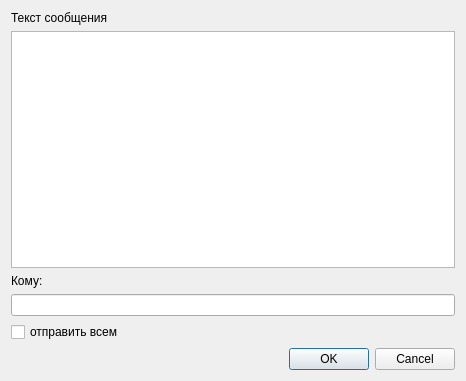
VDimson/XAdmin, file dialog.ui: the form before one commit.
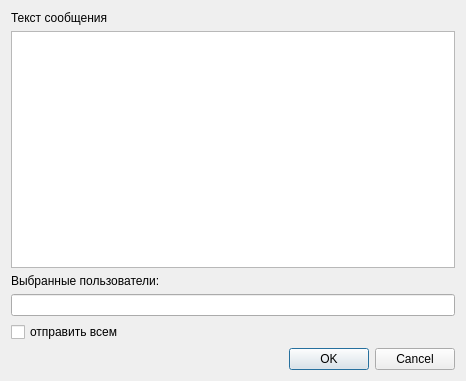
The form after the commit.

```diff
--- a/dialog.ui
+++ b/dialog.ui
@@ -51,7 +51,7 @@
    <item row="2" column="0">
     <widget class="QLabel" name="label_2">
      <property name="text">
-      <string>Кому:</string>
+      <string>Выбранные пользователи:</string>
      </property>
     </widget>
    </item>
```
